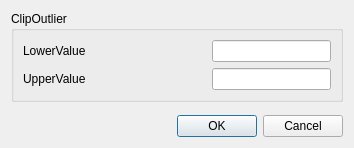
czyt1988/data-workbench, file src/DAGui/Dialog/DADialogDataFrameClipOutlier.ui: the form before one commit.
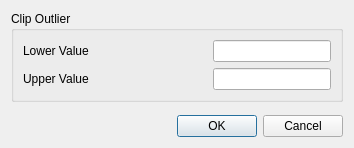
The form after the commit. Icons and pictures are not drawn.

Commit message: 调整一些界面，做了一点翻译

What changed in the file:
```diff
--- a/src/DAGui/Dialog/DADialogDataFrameClipOutlier.ui
+++ b/src/DAGui/Dialog/DADialogDataFrameClipOutlier.ui
@@ -17,20 +17,20 @@
    <item>
     <widget class="QGroupBox" name="ClipOutlier">
      <property name="title">
-      <string>ClipOutlier</string>
+      <string>Clip Outlier</string>
      </property>
      <layout class="QGridLayout" name="gridLayout_3">
       <item row="0" column="0">
        <widget class="QLabel" name="label">
         <property name="text">
-         <string>LowerValue</string>
+         <string>Lower Value</string>
         </property>
        </widget>
       </item>
       <item row="1" column="0">
        <widget class="QLabel" name="label_2">
         <property name="text">
-         <string>UpperValue</string>
+         <string>Upper Value</string>
         </property>
        </widget>
       </item>
```
Left out of the diff: 10 changed lines with no effect on the pictures. The commit also changes 7 other files.
